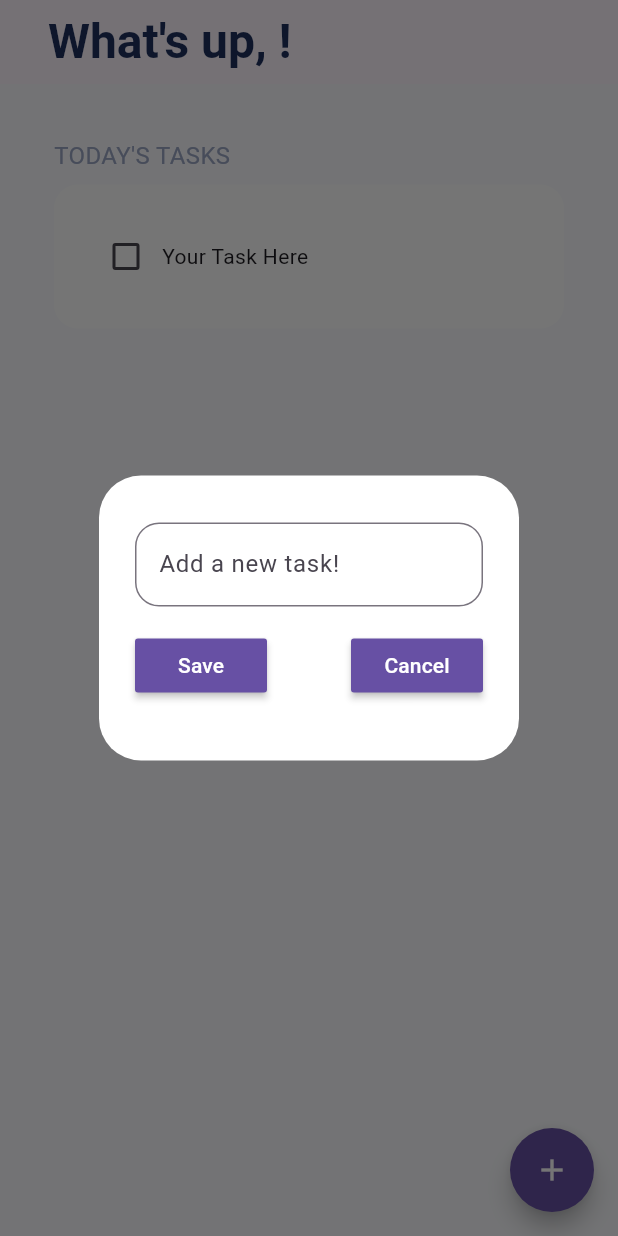
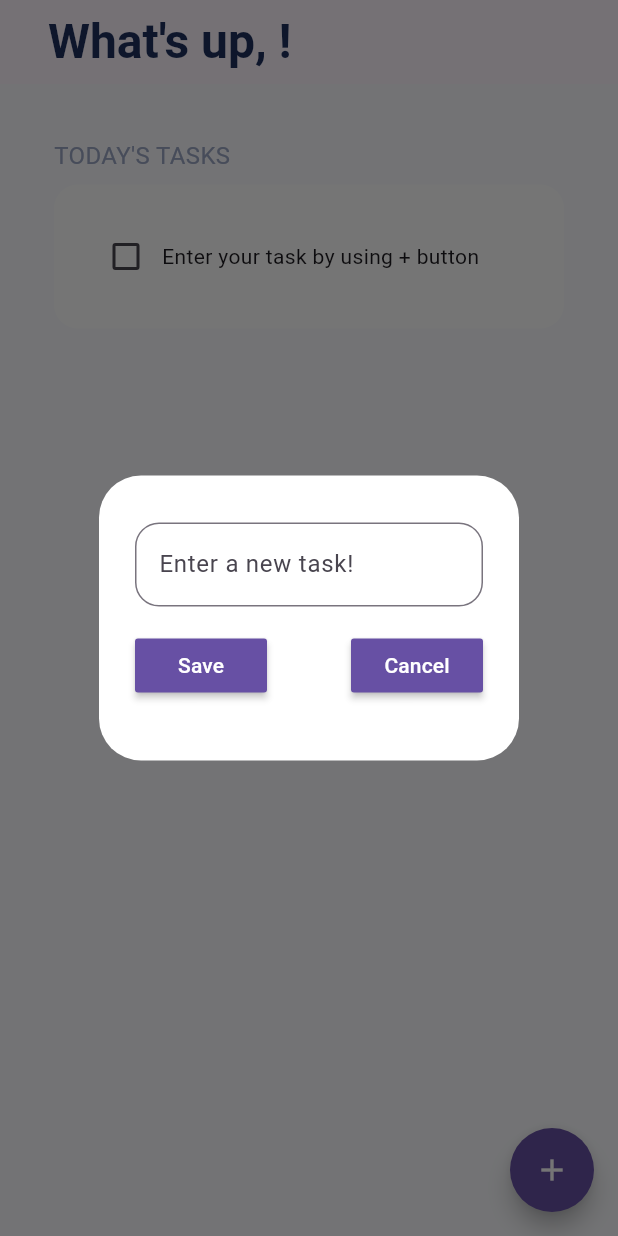
Before and after one commit to mozidan27/ToDoFinalLook, a Flutter app: the HomePage screen opened directly with empty values, after a tap on the "add" icon, on a phone screen of 412 x 824 dp. Run offline on Flutter 3.47's test engine with Material 3 defaults, Android fonts, the phone set to English and light mode, and no system bars; drawn by our look-alikes of flutter_slidable; our stand-ins replace hive_flutter; accounts and stored records are empty.

```diff
--- a/lib/Pages/home_page.dart
+++ b/lib/Pages/home_page.dart
@@ -1,4 +1,6 @@
 import 'package:flutter/material.dart';
+import 'package:hive_flutter/hive_flutter.dart';
+import 'package:todo/data/database.dart';
 import 'package:todo/utils/dialog_box.dart';
 import 'package:todo/utils/to_do_til.dart';
 
@@ -12,19 +14,34 @@ class HomePage extends StatefulWidget {
 }
 
 class _HomePageState extends State<HomePage> {
+  // reference the hive box
+
+  final _myBox = Hive.box('mybox');
+
+  ToDoDataBase db = ToDoDataBase();
+  @override
+  void initState() {
+    // if this is the 1st time ever opening the app , them create teh default data
+    if (_myBox.get('TODOLIST') == null) {
+      db.createInitialData();
+    } else {
+      // data already exists
+      db.loadData();
+    }
+
+    super.initState();
+  }
+
   // text controller
   final _controller = TextEditingController();
-  // list of todo tasks
-  List toDoList = [
-    ['Your Task Here', false]
-  ];
 
   // check was tapped
 
   void checkBoxChanged(bool? value, int index) {
     setState(() {
-      toDoList[index][1] = !toDoList[index][1];
+      db.toDoList[index][1] = !db.toDoList[index][1];
     });
+    db.updateDataBase();
   }
 
   // save new task
@@ -32,11 +49,12 @@ class _HomePageState extends State<HomePage> {
   void saveNewTask() {
     setState(
       () {
-        toDoList.add([_controller.text, false]);
+        db.toDoList.add([_controller.text, false]);
       },
     );
     Navigator.of(context).pop();
     _controller.clear();
+    db.updateDataBase();
   }
 
   void cancelTheTask() {
@@ -63,8 +81,9 @@ class _HomePageState extends State<HomePage> {
 
   void deleteTask(int index) {
     setState(() {
-      toDoList.removeAt(index);
+      db.toDoList.removeAt(index);
     });
+    db.updateDataBase();
   }
 
   @override
@@ -112,11 +131,11 @@ class _HomePageState extends State<HomePage> {
                 ListView.builder(
                   shrinkWrap: true,
                   physics: const NeverScrollableScrollPhysics(),
-                  itemCount: toDoList.length,
+                  itemCount: db.toDoList.length,
                   itemBuilder: (context, index) {
                     return ToDoTile(
-                      taskName: toDoList[index][0],
-                      taskCompleted: toDoList[index][1],
+                      taskName: db.toDoList[index][0],
+                      taskCompleted: db.toDoList[index][1],
                       onChanged: (value) => checkBoxChanged(value, index),
                       deleteFunction: (context) => deleteTask(index),
                     );
--- /dev/null
+++ b/lib/data/database.dart
@@ -0,0 +1,28 @@
+import 'package:hive_flutter/hive_flutter.dart';
+
+class ToDoDataBase {
+//
+  List toDoList = [];
+// referance the box
+
+  final _myBox = Hive.box('mybox');
+
+  //run this method if this is the 1st time opening this app
+  void createInitialData() {
+    toDoList = [
+      ['Enter your task by using + button', false],
+      // ['Do something else', false]
+    ];
+  }
+
+  // load the data from data base
+
+  void loadData() {
+    toDoList = _myBox.get('TODOLIST');
+  }
+
+  // update the database
+  void updateDataBase() {
+    _myBox.put('TODOLIST', toDoList);
+  }
+}
--- a/lib/main.dart
+++ b/lib/main.dart
@@ -1,18 +1,41 @@
 import 'package:flutter/material.dart';
+import 'package:hive_flutter/hive_flutter.dart';
+import 'package:todo/Pages/home_page.dart';
 import 'package:todo/Pages/welcome_page.dart';
 
-void main() {
-  runApp(const ToDoApp());
+void main() async {
+  // Init Hive
+  await Hive.initFlutter();
+
+  // Open a box
+  var box = await Hive.openBox('mybox');
+
+  // Check if the app has been launched before
+  bool launchedBefore = box.get('launchedBefore') ?? false;
+  String? userName = box.get('userName');
+
+  runApp(ToDoApp(
+    launchedBefore: launchedBefore,
+    userName: userName,
+  ));
 }
 
 class ToDoApp extends StatelessWidget {
-  const ToDoApp({super.key});
+  final bool launchedBefore;
+  final String? userName;
+
+  const ToDoApp({
+    super.key,
+    required this.launchedBefore,
+    this.userName,
+  });
 
   @override
   Widget build(BuildContext context) {
-    return const MaterialApp(
+    return MaterialApp(
       debugShowCheckedModeBanner: false,
-      home: WelcomePage(),
+      home:
+          launchedBefore ? HomePage(userName: userName!) : const WelcomePage(),
     );
   }
 }
--- a/lib/utils/dialog_box.dart
+++ b/lib/utils/dialog_box.dart
@@ -27,7 +27,7 @@ class DialogBox extends StatelessWidget {
             TextField(
               controller: controller,
               decoration: InputDecoration(
-                hintText: 'Add a new task!',
+                hintText: 'Enter a new task!',
                 border: OutlineInputBorder(
                     borderRadius: BorderRadius.circular(16),
                     borderSide: const BorderSide(color: Colors.grey)),
--- a/pubspec.yaml
+++ b/pubspec.yaml
@@ -33,12 +33,17 @@ dependencies:
     sdk: flutter
   flutter_slidable: ^3.1.0
   gap: ^3.0.1
+  hive: ^2.2.3
+  hive_flutter: ^1.1.0
+
   slidable_button: ^3.0.0+1
 
 dev_dependencies:
   flutter_lints: ^3.0.0
+  hive_generator: ^2.0.1
   flutter_test:
     sdk: flutter
+
 
 # For information on the generic Dart part of this file, see the
 # following page: https://dart.dev/tools/pub/pubspec
```
Also changed, not shown: lib/Pages/welcome_page.dart (+7 -1 lines), pubspec.lock, 10 other files.
